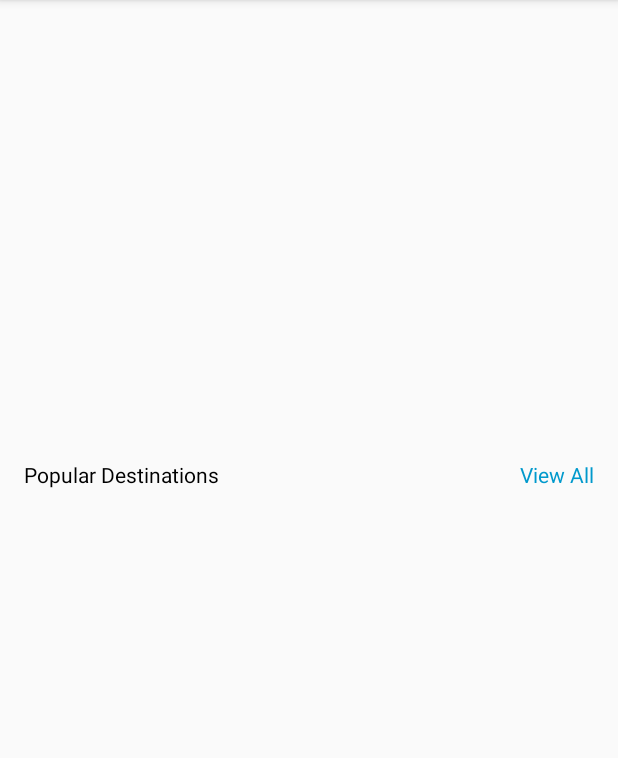
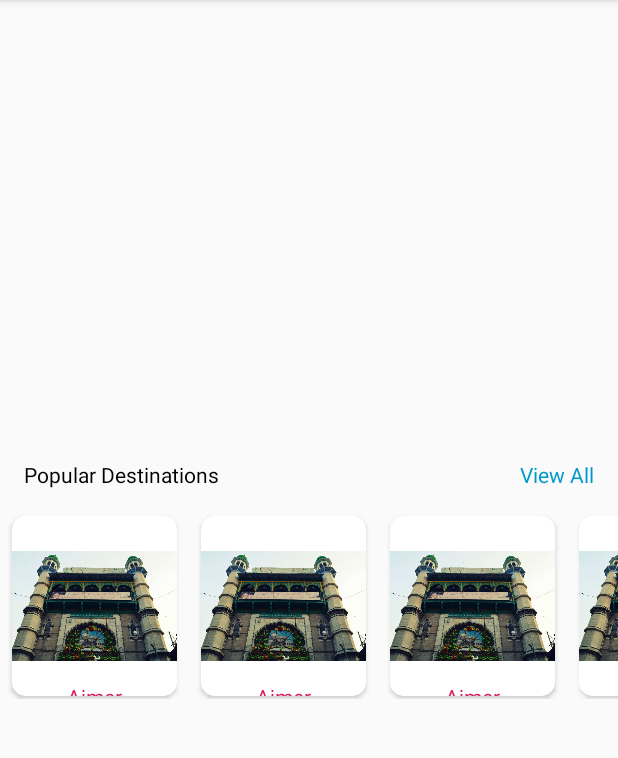
Before and after one commit to kp7742/SathChalein, an Android app: the screen it shows after launch (MainActivity), on a phone screen of 412 x 824 dp, the part 84-842 px from its top. Run offline under Robolectric (Android 15) with nearby library versions, the phone set to English and light mode, and no system bars; libraries missing offline, so code that uses them is left out: com.github.demono; plain views replace AutoScrollViewPager; 3 statements that could not run were skipped.

Commit message:
Commit 8

```diff
--- a/app/src/main/java/dev/psychocoders/sathchalein/adapters/PopularDestAdapter.java
+++ b/app/src/main/java/dev/psychocoders/sathchalein/adapters/PopularDestAdapter.java
@@ -1,4 +1,44 @@
 package dev.psychocoders.sathchalein.adapters;
 
-public class PopularDestAdapter {
+import android.support.annotation.NonNull;
+import android.support.v7.widget.RecyclerView;
+import android.view.LayoutInflater;
+import android.view.View;
+import android.view.ViewGroup;
+import android.widget.ImageView;
+import android.widget.TextView;
+
+import java.util.ArrayList;
+
+import dev.psychocoders.sathchalein.R;
+import dev.psychocoders.sathchalein.models.DestinationModel;
+
+public class PopularDestAdapter extends RecyclerView.Adapter<RecyclerView.ViewHolder> {
+    private ArrayList<DestinationModel> models;
+
+    public PopularDestAdapter(ArrayList<DestinationModel> models){
+        this.models = models;
+    }
+
+    @NonNull
+    @Override
+    public RecyclerView.ViewHolder onCreateViewHolder(@NonNull ViewGroup viewGroup, int i) {
+        return new RecyclerView.ViewHolder(LayoutInflater.from(viewGroup.getContext())
+                .inflate(R.layout.list_item_card_small, viewGroup, false)) {
+        };
+    }
+
+    @Override
+    public void onBindViewHolder(@NonNull RecyclerView.ViewHolder viewHolder, int i) {
+        View view = viewHolder.itemView.findViewById(R.id.card_view);
+        ImageView imageView = (ImageView) view.findViewById(R.id.imageView2);
+        imageView.setImageResource(models.get(i).getImgres());
+        TextView textView = (TextView) view.findViewById(R.id.textView2);
+        textView.setText(models.get(i).getName());
+    }
+
+    @Override
+    public int getItemCount() {
+        return models.size();
+    }
 }
--- a/app/src/main/java/dev/psychocoders/sathchalein/fragments/MainFragment.java
+++ b/app/src/main/java/dev/psychocoders/sathchalein/fragments/MainFragment.java
@@ -3,6 +3,8 @@ package dev.psychocoders.sathchalein.fragments;
 import android.os.Bundle;
 import android.support.annotation.NonNull;
 import android.support.v4.app.Fragment;
+import android.support.v7.widget.GridLayoutManager;
+import android.support.v7.widget.LinearLayoutManager;
 import android.support.v7.widget.RecyclerView;
 import android.view.LayoutInflater;
 import android.view.View;
@@ -11,8 +13,12 @@ import android.widget.HorizontalScrollView;
 
 import com.github.demono.AutoScrollViewPager;
 
+import java.util.ArrayList;
+
 import dev.psychocoders.sathchalein.R;
+import dev.psychocoders.sathchalein.adapters.PopularDestAdapter;
 import dev.psychocoders.sathchalein.adapters.SlideShowAdapter;
+import dev.psychocoders.sathchalein.models.DestinationModel;
 
 public class MainFragment extends Fragment {
     static MainFragment mainFragment;
@@ -32,9 +38,20 @@ public class MainFragment extends Fragment {
         slider.setAdapter(new SlideShowAdapter());
         slider.startAutoScroll();
 
-        HorizontalScrollView horizontalScrollView = (HorizontalScrollView) v.findViewById(R.id.populardestview);
-        RecyclerView recyclerView = (RecyclerView) horizontalScrollView.findViewById(R.id.populardest);
+        ArrayList<DestinationModel> models = new ArrayList<>();
+        models.add(new DestinationModel("Ajmer",R.drawable.ajmer));
+        models.add(new DestinationModel("Ajmer",R.drawable.ajmer));
+        models.add(new DestinationModel("Ajmer",R.drawable.ajmer));
+        models.add(new DestinationModel("Ajmer",R.drawable.ajmer));
+        models.add(new DestinationModel("Ajmer",R.drawable.ajmer));
+        models.add(new DestinationModel("Ajmer",R.drawable.ajmer));
 
+
+        RecyclerView recyclerView = (RecyclerView) v.findViewById(R.id.populardest);
+        recyclerView.setLayoutManager(new LinearLayoutManager(getContext(), LinearLayoutManager.HORIZONTAL, false));
+        recyclerView.setHasFixedSize(true);
+        recyclerView.clearAnimation();
+        recyclerView.setAdapter(new PopularDestAdapter(models));
         return v;
     }
 }
--- /dev/null
+++ b/app/src/main/java/dev/psychocoders/sathchalein/models/DestinationModel.java
@@ -0,0 +1,19 @@
+package dev.psychocoders.sathchalein.models;
+
+public class DestinationModel {
+    private String name;
+    private int imgres;
+
+    public DestinationModel(String name, int imgres) {
+        this.name = name;
+        this.imgres = imgres;
+    }
+
+    public String getName() {
+        return name;
+    }
+
+    public int getImgres() {
+        return imgres;
+    }
+}
--- a/app/src/main/res/layout/fragment_main.xml
+++ b/app/src/main/res/layout/fragment_main.xml
@@ -25,6 +25,7 @@
             app:stopWhenTouch="true" />
 
         <TextView
+            android:id="@+id/textView"
             android:layout_width="wrap_content"
             android:layout_height="wrap_content"
             android:layout_marginStart="16dp"
@@ -45,22 +46,18 @@
             app:layout_constraintEnd_toEndOf="parent"
             app:layout_constraintTop_toBottomOf="@+id/slideshow" />
 
-        <HorizontalScrollView
-            android:id="@+id/populardestview"
-            android:layout_width="395dp"
-            android:layout_height="135dp"
-            android:layout_marginTop="76dp"
-            android:layout_marginBottom="279dp"
+        <android.support.v7.widget.RecyclerView
+            android:id="@+id/populardest"
+            android:layout_width="wrap_content"
+            android:layout_height="130dp"
+            android:layout_marginTop="10dp"
+            android:layout_marginBottom="8dp"
+            android:orientation="horizontal"
             app:layout_constraintBottom_toBottomOf="parent"
             app:layout_constraintEnd_toEndOf="parent"
             app:layout_constraintStart_toStartOf="parent"
-            app:layout_constraintTop_toBottomOf="@+id/slideshow">
-
-            <android.support.v7.widget.RecyclerView
-                android:id="@+id/populardest"
-                android:layout_width="wrap_content"
-                android:layout_height="130dp" />
-        </HorizontalScrollView>
+            app:layout_constraintTop_toBottomOf="@+id/textView"
+            app:layout_constraintVertical_bias="0.0" />
 
     </android.support.constraint.ConstraintLayout>
 
```
Also changed, not shown: 2 other files.
